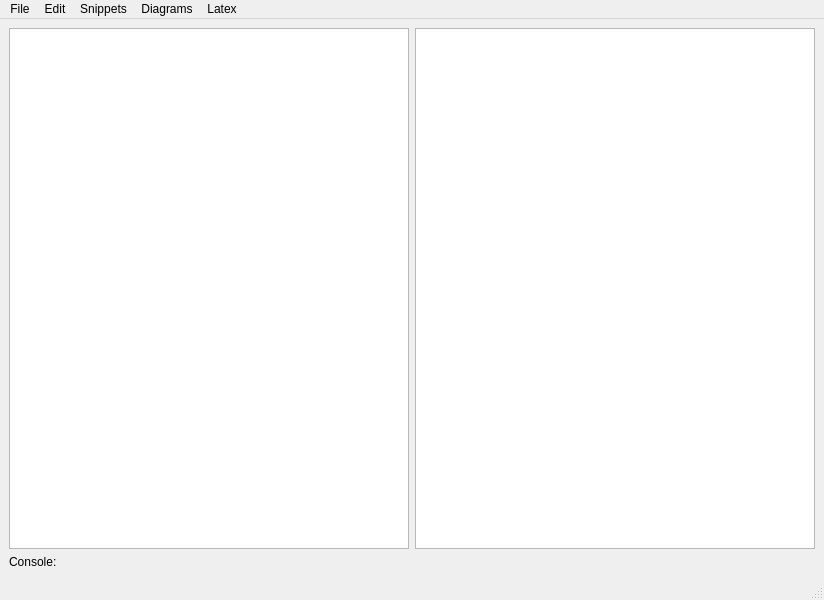
taylorjohnwood/Notey, file notetaker.ui: the form before one commit.
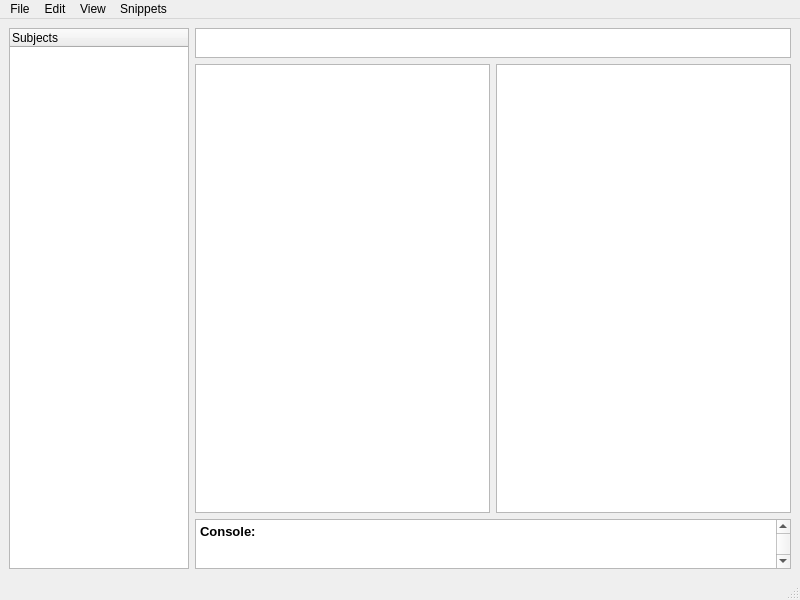
The form after the commit. Icons and pictures are not drawn.

```diff
--- a/notetaker.ui
+++ b/notetaker.ui
@@ -6,40 +6,141 @@
    <rect>
     <x>0</x>
     <y>0</y>
-    <width>824</width>
+    <width>800</width>
     <height>600</height>
    </rect>
   </property>
+  <property name="sizePolicy">
+   <sizepolicy hsizetype="Expanding" vsizetype="Expanding">
+    <horstretch>0</horstretch>
+    <verstretch>0</verstretch>
+   </sizepolicy>
+  </property>
   <property name="windowTitle">
    <string>NoteTaker</string>
   </property>
   <widget class="QWidget" name="centralwidget">
-   <layout class="QGridLayout" name="gridLayout_2">
-    <item row="0" column="1">
+   <property name="sizePolicy">
+    <sizepolicy hsizetype="MinimumExpanding" vsizetype="MinimumExpanding">
+     <horstretch>0</horstretch>
+     <verstretch>0</verstretch>
+    </sizepolicy>
+   </property>
+   <layout class="QGridLayout" name="_2">
+    <property name="sizeConstraint">
+     <enum>QLayout::SetNoConstraint</enum>
+    </property>
+    <item row="1" column="2">
      <widget class="QGraphicsView" name="pdfView">
+      <property name="sizePolicy">
+       <sizepolicy hsizetype="MinimumExpanding" vsizetype="MinimumExpanding">
+        <horstretch>0</horstretch>
+        <verstretch>0</verstretch>
+       </sizepolicy>
+      </property>
       <property name="minimumSize">
        <size>
-        <width>400</width>
+        <width>0</width>
         <height>0</height>
        </size>
       </property>
      </widget>
     </item>
-    <item row="0" column="0">
-     <widget class="QPlainTextEdit" name="mainTextEdit">
+    <item row="1" column="1">
+     <widget class="QTextEdit" name="mainTextEdit">
+      <property name="sizePolicy">
+       <sizepolicy hsizetype="MinimumExpanding" vsizetype="MinimumExpanding">
+        <horstretch>0</horstretch>
+        <verstretch>0</verstretch>
+       </sizepolicy>
+      </property>
       <property name="minimumSize">
        <size>
-        <width>400</width>
+        <width>0</width>
         <height>0</height>
        </size>
       </property>
+      <property name="font">
+       <font>
+        <family>Source Code Pro</family>
+        <pointsize>12</pointsize>
+       </font>
+      </property>
+      <property name="html">
+       <string>&lt;!DOCTYPE HTML PUBLIC &quot;-//W3C//DTD HTML 4.0//EN&quot; &quot;http://www.w3.org/TR/REC-html40/strict.dtd&quot;&gt;
+&lt;html&gt;&lt;head&gt;&lt;meta name=&quot;qrichtext&quot; content=&quot;1&quot; /&gt;&lt;style type=&quot;text/css&quot;&gt;
+p, li { white-space: pre-wrap; }
+&lt;/style&gt;&lt;/head&gt;&lt;body style=&quot; font-family:'Source Code Pro'; font-size:12pt; font-weight:400; font-style:normal;&quot;&gt;
+&lt;p style=&quot;-qt-paragraph-type:empty; margin-top:0px; margin-bottom:0px; margin-left:0px; margin-right:0px; -qt-block-indent:0; text-indent:0px; font-family:'Sans Serif'; font-size:9pt;&quot;&gt;&lt;br /&gt;&lt;/p&gt;&lt;/body&gt;&lt;/html&gt;</string>
+      </property>
      </widget>
     </item>
-    <item row="1" column="0" colspan="2">
-     <widget class="QLabel" name="label">
-      <property name="text">
-       <string>Console:</string>
+    <item row="0" column="1" colspan="2">
+     <widget class="QTextBrowser" name="filenameTextBrowser">
+      <property name="sizePolicy">
+       <sizepolicy hsizetype="MinimumExpanding" vsizetype="MinimumExpanding">
+        <horstretch>0</horstretch>
+        <verstretch>0</verstretch>
+       </sizepolicy>
       </property>
+      <property name="maximumSize">
+       <size>
+        <width>16777215</width>
+        <height>30</height>
+       </size>
+      </property>
+     </widget>
+    </item>
+    <item row="2" column="1" colspan="2">
+     <widget class="QTextBrowser" name="console">
+      <property name="sizePolicy">
+       <sizepolicy hsizetype="MinimumExpanding" vsizetype="MinimumExpanding">
+        <horstretch>0</horstretch>
+        <verstretch>0</verstretch>
+       </sizepolicy>
+      </property>
+      <property name="maximumSize">
+       <size>
+        <width>16777215</width>
+        <height>50</height>
+       </size>
+      </property>
+      <property name="html">
+       <string>&lt;!DOCTYPE HTML PUBLIC &quot;-//W3C//DTD HTML 4.0//EN&quot; &quot;http://www.w3.org/TR/REC-html40/strict.dtd&quot;&gt;
+&lt;html&gt;&lt;head&gt;&lt;meta name=&quot;qrichtext&quot; content=&quot;1&quot; /&gt;&lt;style type=&quot;text/css&quot;&gt;
+p, li { white-space: pre-wrap; }
+&lt;/style&gt;&lt;/head&gt;&lt;body style=&quot; font-family:'Sans Serif'; font-size:9pt; font-weight:400; font-style:normal;&quot;&gt;
+&lt;p style=&quot; margin-top:0px; margin-bottom:0px; margin-left:0px; margin-right:0px; -qt-block-indent:0; text-indent:0px;&quot;&gt;&lt;span style=&quot; font-family:'Sans Serif'; font-size:10pt; font-weight:600;&quot;&gt;Console:&lt;/span&gt;&lt;/p&gt;
+&lt;p style=&quot;-qt-paragraph-type:empty; margin-top:0px; margin-bottom:0px; margin-left:0px; margin-right:0px; -qt-block-indent:0; text-indent:0px; font-family:'Sans Serif'; font-size:10pt; font-weight:600;&quot;&gt;&lt;br /&gt;&lt;/p&gt;
+&lt;p style=&quot;-qt-paragraph-type:empty; margin-top:0px; margin-bottom:0px; margin-left:0px; margin-right:0px; -qt-block-indent:0; text-indent:0px; font-family:'Sans Serif';&quot;&gt;&lt;br /&gt;&lt;/p&gt;&lt;/body&gt;&lt;/html&gt;</string>
+      </property>
+     </widget>
+    </item>
+    <item row="0" column="0" rowspan="3">
+     <widget class="QTreeWidget" name="subjectTree">
+      <property name="sizePolicy">
+       <sizepolicy hsizetype="MinimumExpanding" vsizetype="MinimumExpanding">
+        <horstretch>0</horstretch>
+        <verstretch>0</verstretch>
+       </sizepolicy>
+      </property>
+      <property name="minimumSize">
+       <size>
+        <width>170</width>
+        <height>0</height>
+       </size>
+      </property>
+      <property name="maximumSize">
+       <size>
+        <width>180</width>
+        <height>16777215</height>
+       </size>
+      </property>
+      <column>
+       <property name="text">
+        <string>Subjects</string>
+       </property>
+      </column>
      </widget>
     </item>
    </layout>
@@ -49,10 +150,16 @@
     <rect>
      <x>0</x>
      <y>0</y>
-     <width>824</width>
+     <width>800</width>
      <height>21</height>
     </rect>
    </property>
+   <property name="sizePolicy">
+    <sizepolicy hsizetype="Expanding" vsizetype="Expanding">
+     <horstretch>0</horstretch>
+     <verstretch>0</verstretch>
+    </sizepolicy>
+   </property>
    <widget class="QMenu" name="menuFile">
     <property name="title">
      <string>File</string>
@@ -78,21 +185,18 @@
      <string>Snippets</string>
     </property>
    </widget>
-   <widget class="QMenu" name="menuDiagrams">
+   <widget class="QMenu" name="menuView">
     <property name="title">
-     <string>Diagrams</string>
+     <string>View</string>
     </property>
-   </widget>
-   <widget class="QMenu" name="menuLatex">
-    <property name="title">
-     <string>Latex</string>
-    </property>
+    <addaction name="actionToggle_PDF_View"/>
+    <addaction name="actionToggle_Console"/>
+    <addaction name="actionFile_Tree"/>
    </widget>
    <addaction name="menuFile"/>
    <addaction name="menuEdit"/>
+   <addaction name="menuView"/>
    <addaction name="menuSnippets"/>
-   <addaction name="menuDiagrams"/>
-   <addaction name="menuLatex"/>
   </widget>
   <widget class="QStatusBar" name="statusbar"/>
   <action name="actionNew">
```
Left out of the diff: 126 changed lines with no effect on the pictures.
